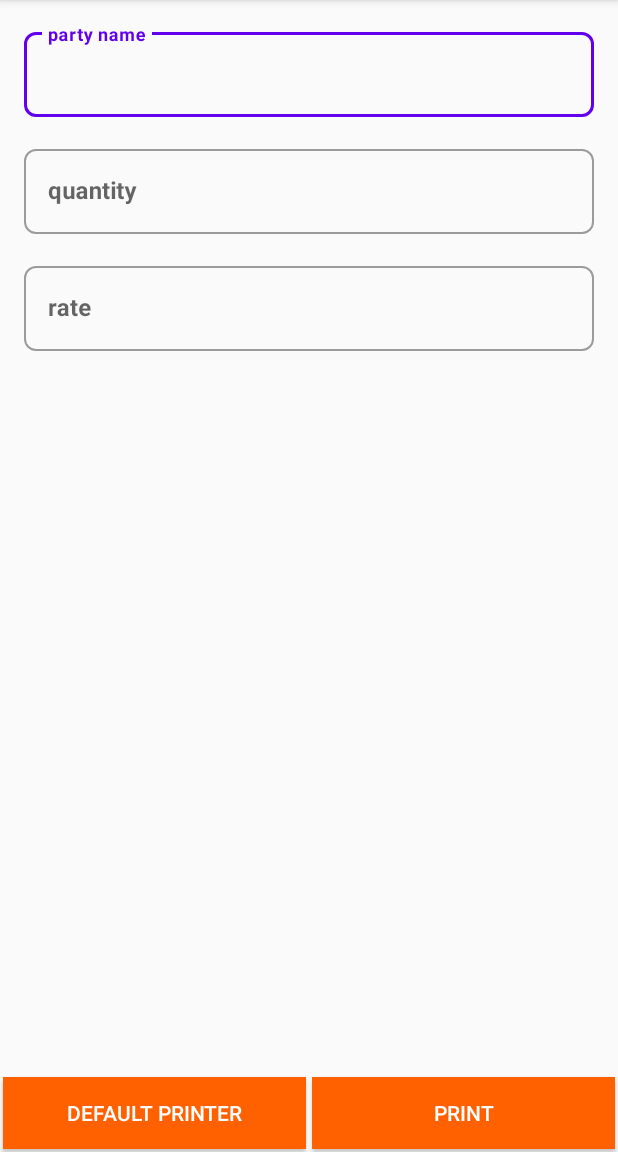
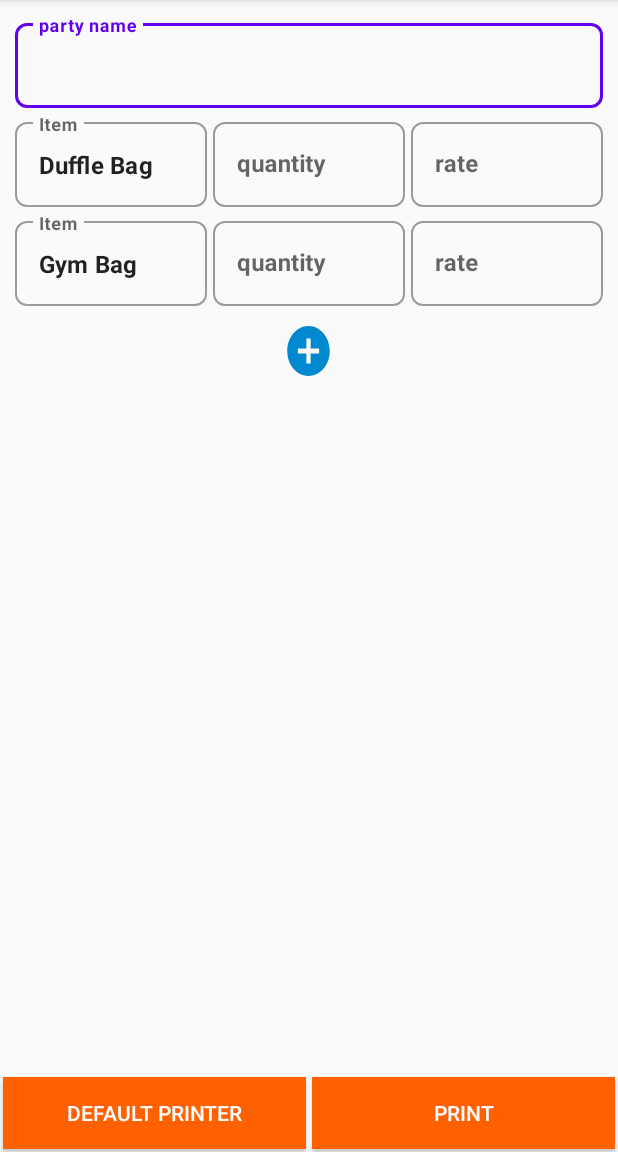
Before and after one commit to userprateek/receiptprinter, an Android app: the screen it shows after launch (MainActivity), after a tap on "PRINT", on a phone screen of 412 x 824 dp, the part 84-1236 px from its top. Run offline under Robolectric (Android 15) with nearby library versions, the phone set to English and light mode, and no system bars; 2 other taps on this screen came first.

Commit message:
format changes for printing

```diff
--- a/app/build.gradle
+++ b/app/build.gradle
@@ -1,7 +1,7 @@
 apply plugin: 'com.android.application'
 
 android {
-    compileSdkVersion 33
+    compileSdkVersion 32
     defaultConfig {
         applicationId "com.locobags.thermalprinter"
         minSdkVersion 16
--- a/app/src/main/java/com/locobags/thermalprinter/MainActivity.java
+++ b/app/src/main/java/com/locobags/thermalprinter/MainActivity.java
@@ -11,7 +11,12 @@ import android.content.SharedPreferences;
 import android.content.pm.PackageManager;
 import android.os.Bundle;
 import android.util.Log;
+import android.view.View;
+import android.widget.ArrayAdapter;
+import android.widget.AutoCompleteTextView;
 import android.widget.Button;
+import android.widget.LinearLayout;
+import android.widget.TextView;
 
 import androidx.annotation.NonNull;
 import androidx.appcompat.app.AppCompatActivity;
@@ -30,9 +35,19 @@ import java.text.SimpleDateFormat;
 import java.util.Date;
 
 public class MainActivity extends AppCompatActivity {
-    private TextInputLayout partyName, til_rate, til_quantity;
+    private TextInputLayout partyName, til_item_name, til_quantity, til_rate;
+    private LinearLayout inputRow1, inputRow2, inputRow3, inputRow4, inputRow5, addRow;
     private Button bluetoothBrowse, bluetoothPrint;
+    private AutoCompleteTextView actvItemName;
+    private TextView tvGrandTotal;
+    private String printString = "";
     private int storedRate;
+    private int visibleRow = 1;
+    int[] total = new int[5];
+    private int grandTotal = 0;
+    private static final String[] ItemTypes = new String[]{
+            "Duffle Bag", "Gym Bag", "Backpack Bag", "Other", "Other"
+    };
 
     @Override
     protected void onCreate(Bundle savedInstanceState) {
@@ -41,18 +56,65 @@ public class MainActivity extends AppCompatActivity {
         SharedPreferences.Editor myEdit = sharedPreferences.edit();
         setContentView(R.layout.activity_main);
         partyName = findViewById(R.id.til_party_name);
-        til_rate = findViewById(R.id.til_rate);
-        til_quantity = findViewById(R.id.til_item);
+
+        inputRow1 = findViewById(R.id.ll_input_row1);
+        inputRow2 = findViewById(R.id.ll_input_row2);
+        inputRow3 = findViewById(R.id.ll_input_row3);
+        inputRow4 = findViewById(R.id.ll_input_row4);
+        inputRow5 = findViewById(R.id.ll_input_row5);
+        addRow = findViewById(R.id.ll_add_row);
+        tvGrandTotal = findViewById(R.id.tv_grand_total);
+        til_item_name = inputRow1.findViewById(R.id.til_item_name);
+        actvItemName = inputRow1.findViewById(R.id.actv_item_name);
+
+        ArrayAdapter<String> adapter = new ArrayAdapter<String>(this,
+                android.R.layout.simple_dropdown_item_1line, ItemTypes);
+        int[] ids = new int[]{R.id.ll_input_row1, R.id.ll_input_row2, R.id.ll_input_row3, R.id.ll_input_row4, R.id.ll_input_row5};
+
+        actvItemName.setAdapter(adapter);
+        actvItemName.setText(ItemTypes[visibleRow - 1]);
+        til_rate = inputRow1.findViewById(R.id.til_rate);
+        til_quantity = inputRow1.findViewById(R.id.til_quantity);
         bluetoothBrowse = this.findViewById(R.id.button_bluetooth_browse);
         bluetoothPrint = findViewById(R.id.button_bluetooth);
-
         bluetoothBrowse.setOnClickListener(view -> browseBluetoothDevice());
         bluetoothPrint.setOnClickListener(view -> {
             if (validateInput()) {
-                printBluetooth();
+                if (til_rate.getEditText().getText().toString() != "") {
                     if (storedRate != Integer.parseInt(til_rate.getEditText().getText().toString())) {
                         myEdit.putInt("rate", Integer.parseInt(til_rate.getEditText().getText().toString()));
                         myEdit.apply();
+                    }
+                }
+                printBluetooth();
+            }
+        });
+        addRow.setOnClickListener(view -> {
+            visibleRow++;
+            actvItemName = findViewById(ids[visibleRow - 1]).findViewById(R.id.actv_item_name);
+            actvItemName.setAdapter(adapter);
+            actvItemName.setText(ItemTypes[visibleRow - 1]);
+            switch (visibleRow) {
+                case 2: {
+                    inputRow2.setVisibility(View.VISIBLE);
+                    break;
+                }
+                case 3: {
+                    inputRow3.setVisibility(View.VISIBLE);
+                    break;
+                }
+                case 4: {
+                    inputRow4.setVisibility(View.VISIBLE);
+                    break;
+                }
+                case 5: {
+                    inputRow5.setVisibility(View.VISIBLE);
+                    addRow.setVisibility(View.GONE);
+                    break;
+                }
+                default: {
+                    addRow.setVisibility(View.GONE);
+                    break;
                 }
             }
         });
@@ -141,6 +203,11 @@ public class MainActivity extends AppCompatActivity {
     }
 
     public boolean validateInput() {
+        int[] ids = new int[]{R.id.ll_input_row1, R.id.ll_input_row2, R.id.ll_input_row3, R.id.ll_input_row4, R.id.ll_input_row5};
+        TextInputLayout til_quantity, til_rate;
+        for (int i = 0; i < visibleRow; i++) {
+            til_quantity = findViewById(ids[i]).findViewById(R.id.til_quantity);
+            til_rate = findViewById(ids[i]).findViewById(R.id.til_rate);
             if (partyName.getEditText().getText().toString().equals("")) {
                 makeText(this, String.format("%s %s", getString(R.string.enter), getString(R.string.party_name)), LENGTH_SHORT).show();
                 return false;
@@ -151,9 +218,39 @@ public class MainActivity extends AppCompatActivity {
                 makeText(this, String.format("%s %s", getString(R.string.enter), getString(R.string.rate)), LENGTH_SHORT).show();
                 return false;
             }
+        }
+
         return true;
     }
 
+    private void calculateGrandTotal() {
+        int[] ids = new int[]{R.id.ll_input_row1, R.id.ll_input_row2, R.id.ll_input_row3, R.id.ll_input_row4, R.id.ll_input_row5};
+        TextInputLayout til_item_name, til_quantity, til_rate;
+        for (int i = 0; i < visibleRow; i++) {
+            til_quantity = findViewById(ids[i]).findViewById(R.id.til_quantity);
+            til_rate = findViewById(ids[i]).findViewById(R.id.til_rate);
+            til_item_name = findViewById(ids[i]).findViewById(R.id.til_item_name);
+
+            total[i] += Integer.parseInt(til_quantity.getEditText().getText().toString()) * Integer.parseInt(til_rate.getEditText().getText().toString());
+            grandTotal += total[i];
+            printString += "[L]<b>" + til_item_name.getEditText().getText() + "</b>[R] " + Integer.parseInt(til_quantity.getEditText().getText().toString()) + " [R] " + Integer.parseInt(til_rate.getEditText().getText().toString()) + "[R] " + total[i] + " \n";
+        }
+    }
+    private void clearFields() {
+        int[] ids = new int[]{R.id.ll_input_row1, R.id.ll_input_row2, R.id.ll_input_row3, R.id.ll_input_row4, R.id.ll_input_row5};
+        TextInputLayout til_quantity;
+        for (int i = 0; i < 5; i++) {
+            til_quantity = findViewById(ids[i]).findViewById(R.id.til_quantity);
+            til_quantity.getEditText().setText("");
+            if (i != 0) {
+                findViewById(ids[i]).setVisibility(View.GONE);
+            }
+            total[i]=0;
+        }
+        visibleRow = 1;
+        grandTotal = 0;
+        printString = "";
+    }
     public void printBluetooth() {
         if (ContextCompat.checkSelfPermission(this, Manifest.permission.BLUETOOTH) != PackageManager.PERMISSION_GRANTED) {
             ActivityCompat.requestPermissions(this, new String[]{Manifest.permission.BLUETOOTH}, MainActivity.PERMISSION_BLUETOOTH);
@@ -174,6 +271,7 @@ public class MainActivity extends AppCompatActivity {
 
                         @Override
                         public void onSuccess(AsyncEscPosPrinter asyncEscPosPrinter) {
+                            clearFields();
                             Log.i("Async.OnPrintFinished", "AsyncEscPosPrint.OnPrintFinished : Print is finished !");
                         }
                     }
@@ -191,20 +289,22 @@ public class MainActivity extends AppCompatActivity {
     @SuppressLint("SimpleDateFormat")
     public AsyncEscPosPrinter getAsyncEscPosPrinter(DeviceConnection printerConnection) {
         SimpleDateFormat format = new SimpleDateFormat("yyyy-MM-dd 'at' HH:mm:ss");
-        int rate = Integer.parseInt(til_rate.getEditText().getText().toString());
-        int quantity = Integer.parseInt(til_quantity.getEditText().getText().toString());
-        int total = rate * quantity;
+        calculateGrandTotal();
         AsyncEscPosPrinter printer = new AsyncEscPosPrinter(printerConnection, 203, 48f, 32);
+
         return printer.addTextToPrint(
                 "[C]<u><font size='big'>LOCOBAGS</font></u>\n" +
                         "[L]\n" +
+//                "[C]<img>" + PrinterTextParserImg.bitmapToHexadecimalString(printer, this.getApplicationContext().getResources().getDrawableForDensity(R.drawable.logo_black_white, DisplayMetrics.DENSITY_MEDIUM)) + "</img>\n" +
+//                        "[L]\n"+
                         "[C]<u type='double'>" + format.format(new Date()) + "</u>\n" +
                         "[C]================================\n" +
-                        "[L]<b>" + partyName.getHint().toString() + "</b>[R]" + partyName.getEditText().getText().toString() + "\n" +
-                        "[L]<b>" + til_quantity.getHint().toString() + "</b>[R]" + quantity + "\n" +
-                        "[L]<b>" + til_rate.getHint().toString() + "</b>[R]" + rate + "\n" +
+                        "[C]<u type='double'>" + partyName.getEditText().getText().toString() + "</u>\n" +
+                        "[L]\n" +
+                        "[L]<b>" + til_item_name.getHint().toString() + "</b>[R]  Qty [R] Rate [R] Total \n" +
+                        printString +
                         "[C]--------------------------------\n" +
-                        "[R]TOTAL  :[R]" + total + "\n"
+                        "[C]Grand Total : ₹" + grandTotal + "\n"
         );
     }
 }
--- a/app/src/main/java/com/locobags/thermalprinter/async/AsyncEscPosPrint.java
+++ b/app/src/main/java/com/locobags/thermalprinter/async/AsyncEscPosPrint.java
@@ -193,8 +193,8 @@ public abstract class AsyncEscPosPrint extends AsyncTask<AsyncEscPosPrinter, Int
     }
 
     public static class PrinterStatus {
-        private AsyncEscPosPrinter asyncEscPosPrinter;
-        private int printerStatus;
+        private final AsyncEscPosPrinter asyncEscPosPrinter;
+        private final int printerStatus;
 
         public PrinterStatus (AsyncEscPosPrinter asyncEscPosPrinter, int printerStatus) {
             this.asyncEscPosPrinter = asyncEscPosPrinter;
--- /dev/null
+++ b/app/src/main/res/drawable/ic_add.xml
@@ -0,0 +1,10 @@
+<?xml version="1.0" encoding="utf-8"?>
+<vector xmlns:android="http://schemas.android.com/apk/res/android"
+    android:width="24dp"
+    android:height="24dp"
+    android:viewportWidth="24"
+    android:viewportHeight="24">
+  <path
+      android:fillColor="#0089CF"
+      android:pathData="M12,2C6.48,2 2,6.48 2,12s4.48,10 10,10 10,-4.48 10,-10S17.52,2 12,2zM17,13h-4v4h-2v-4L7,13v-2h4L11,7h2v4h4v2z"/>
+</vector>
--- a/app/src/main/res/layout/activity_main.xml
+++ b/app/src/main/res/layout/activity_main.xml
@@ -23,7 +23,7 @@
                 style="@style/Widget.MaterialComponents.TextInputLayout.OutlinedBox"
                 android:layout_width="match_parent"
                 android:layout_height="wrap_content"
-                android:layout_margin="@dimen/padding_medium"
+                android:layout_margin="@dimen/padding_x_small"
                 android:hint="@string/party_name"
                 app:boxCornerRadiusBottomEnd="@dimen/padding_medium"
                 app:boxCornerRadiusBottomStart="@dimen/padding_medium"
@@ -38,49 +38,57 @@
                     android:textStyle="bold" />
             </com.google.android.material.textfield.TextInputLayout>
 
-            <com.google.android.material.textfield.TextInputLayout
-                android:id="@+id/til_item"
-                style="@style/Widget.MaterialComponents.TextInputLayout.OutlinedBox"
+            <include
+                android:id="@+id/ll_input_row1"
+                layout="@layout/receipt_item_row"
+                android:layout_width="match_parent"
+                android:layout_height="wrap_content" />
+
+            <include
+                android:id="@+id/ll_input_row2"
+                layout="@layout/receipt_item_row"
+                android:layout_width="match_parent"
+                android:layout_height="wrap_content"
+                android:visibility="gone" />
+
+            <include
+                android:id="@+id/ll_input_row3"
+                layout="@layout/receipt_item_row"
+                android:layout_width="match_parent"
+                android:layout_height="wrap_content"
+                android:visibility="gone" />
+
+            <include
+                android:id="@+id/ll_input_row4"
+                layout="@layout/receipt_item_row"
+                android:layout_width="match_parent"
+                android:layout_height="wrap_content"
+                android:visibility="gone" />
+
+            <include
+                android:id="@+id/ll_input_row5"
+                layout="@layout/receipt_item_row"
+                android:layout_width="match_parent"
+                android:layout_height="wrap_content"
+                android:visibility="gone" />
+
+            <LinearLayout
+                android:id="@+id/ll_add_row"
                 android:layout_width="match_parent"
                 android:layout_height="wrap_content"
                 android:layout_margin="@dimen/padding_medium"
-                android:hint="quantity"
-                app:boxCornerRadiusBottomEnd="@dimen/padding_medium"
-                app:boxCornerRadiusBottomStart="@dimen/padding_medium"
-                app:boxCornerRadiusTopEnd="@dimen/padding_medium"
-                app:boxCornerRadiusTopStart="@dimen/padding_medium">
+                android:gravity="center">
 
-                <com.google.android.material.textfield.TextInputEditText
-                    android:id="@+id/et_item"
-                    android:layout_width="match_parent"
-                    android:layout_height="wrap_content"
-                    android:digits="1234567890"
-                    android:inputType="number"
-                    android:textStyle="bold" />
-            </com.google.android.material.textfield.TextInputLayout>
-
-            <com.google.android.material.textfield.TextInputLayout
-                android:id="@+id/til_rate"
-                style="@style/Widget.MaterialComponents.TextInputLayout.OutlinedBox"
-                android:layout_width="match_parent"
-                android:layout_height="wrap_content"
-                android:layout_margin="@dimen/padding_medium"
-                android:hint="rate"
-                app:boxCornerRadiusBottomEnd="@dimen/padding_medium"
-                app:boxCornerRadiusBottomStart="@dimen/padding_medium"
-                app:boxCornerRadiusTopEnd="@dimen/padding_medium"
-                app:boxCornerRadiusTopStart="@dimen/padding_medium">
-
-                <com.google.android.material.textfield.TextInputEditText
-                    android:id="@+id/et_rate"
-                    android:layout_width="match_parent"
-                    android:layout_height="wrap_content"
-                    android:digits="1234567890"
-                    android:inputType="number"
-                    android:textStyle="bold" />
-            </com.google.android.material.textfield.TextInputLayout>
+                <ImageButton
+                    android:clickable="false"
+                    android:id="@+id/ic_add"
+                    android:layout_width="34dp"
+                    android:layout_height="40dp"
+                    android:background="@drawable/ic_add" />
+            </LinearLayout>
 
             <TextView
+                android:id="@+id/tv_grand_total"
                 android:layout_width="match_parent"
                 android:layout_height="wrap_content"
                 android:layout_margin="@dimen/padding_medium"
@@ -102,21 +110,20 @@
             android:id="@+id/button_bluetooth_browse"
             android:layout_width="0dp"
             android:layout_height="wrap_content"
+            android:layout_margin="@dimen/padding_x_small"
             android:layout_weight="1"
             android:background="@color/colorAccent"
             android:text="@string/default_printer"
-            android:textColor="@color/mdtd_white"
-            android:layout_margin="@dimen/padding_xsmall"
-            />
+            android:textColor="@color/mdtd_white" />
 
         <Button
             android:id="@+id/button_bluetooth"
             android:layout_width="0dp"
             android:layout_height="wrap_content"
+            android:layout_margin="@dimen/padding_x_small"
             android:layout_weight="1"
             android:background="@color/colorAccent"
             android:text="@string/print"
-            android:layout_margin="@dimen/padding_xsmall"
             android:textColor="@color/mdtd_white" />
     </LinearLayout>
 </RelativeLayout>
--- /dev/null
+++ b/app/src/main/res/layout/receipt_item_row.xml
@@ -0,0 +1,83 @@
+<?xml version="1.0" encoding="utf-8"?>
+<LinearLayout xmlns:android="http://schemas.android.com/apk/res/android"
+    xmlns:app="http://schemas.android.com/apk/res-auto"
+    android:layout_width="match_parent"
+    android:layout_height="match_parent"
+    android:orientation="vertical"
+    android:theme="@style/Theme.MaterialComponents.Light">
+
+    <LinearLayout
+        android:layout_width="match_parent"
+        android:layout_height="wrap_content"
+        android:orientation="horizontal"
+        android:weightSum="9">
+
+        <com.google.android.material.textfield.TextInputLayout
+            android:id="@+id/til_item_name"
+            style="@style/Widget.MaterialComponents.TextInputLayout.OutlinedBox.ExposedDropdownMenu"
+            android:layout_width="0dp"
+            android:layout_height="wrap_content"
+            android:layout_margin="@dimen/padding_x_small"
+            android:layout_weight="3"
+            android:hint="@string/item"
+            app:boxCornerRadiusBottomEnd="@dimen/padding_medium"
+            app:boxCornerRadiusBottomStart="@dimen/padding_medium"
+            app:boxCornerRadiusTopEnd="@dimen/padding_medium"
+            app:boxCornerRadiusTopStart="@dimen/padding_medium"
+            app:endIconDrawable="@null"
+            app:endIconMode="none">
+
+            <AutoCompleteTextView
+                android:id="@+id/actv_item_name"
+                android:layout_width="match_parent"
+                android:layout_height="wrap_content"
+                android:inputType="text"
+                android:labelFor="@+id/til_item_name"
+                android:textStyle="bold" />
+        </com.google.android.material.textfield.TextInputLayout>
+
+        <com.google.android.material.textfield.TextInputLayout
+            android:id="@+id/til_quantity"
+            style="@style/Widget.MaterialComponents.TextInputLayout.OutlinedBox"
+            android:layout_width="0dp"
+            android:layout_height="wrap_content"
+            android:layout_margin="@dimen/padding_x_small"
+            android:layout_weight="3"
+            android:hint="quantity"
+            app:boxCornerRadiusBottomEnd="@dimen/padding_medium"
+            app:boxCornerRadiusBottomStart="@dimen/padding_medium"
+            app:boxCornerRadiusTopEnd="@dimen/padding_medium"
+            app:boxCornerRadiusTopStart="@dimen/padding_medium">
+
+            <com.google.android.material.textfield.TextInputEditText
+                android:id="@+id/et_quantity"
+                android:layout_width="match_parent"
+                android:layout_height="wrap_content"
+                android:digits="1234567890"
+                android:inputType="number"
+                android:textStyle="bold" />
+        </com.google.android.material.textfield.TextInputLayout>
+
+        <com.google.android.material.textfield.TextInputLayout
+            android:id="@+id/til_rate"
+            style="@style/Widget.MaterialComponents.TextInputLayout.OutlinedBox"
+            android:layout_width="0dp"
+            android:layout_height="wrap_content"
+            android:layout_margin="@dimen/padding_x_small"
+            android:layout_weight="3"
+            android:hint="rate"
+            app:boxCornerRadiusBottomEnd="@dimen/padding_medium"
+            app:boxCornerRadiusBottomStart="@dimen/padding_medium"
+            app:boxCornerRadiusTopEnd="@dimen/padding_medium"
+            app:boxCornerRadiusTopStart="@dimen/padding_medium">
+
+            <com.google.android.material.textfield.TextInputEditText
+                android:id="@+id/et_rate"
+                android:layout_width="match_parent"
+                android:layout_height="wrap_content"
+                android:digits="1234567890"
+                android:inputType="number"
+                android:textStyle="bold" />
+        </com.google.android.material.textfield.TextInputLayout>
+    </LinearLayout>
+</LinearLayout>
--- a/app/src/main/res/values/dimens.xml
+++ b/app/src/main/res/values/dimens.xml
@@ -1,17 +1,17 @@
 <?xml version="1.0" encoding="utf-8"?>
 <resources>
-    <dimen name="padding_xlarge">24dp</dimen>
+    <dimen name="padding_x_large">24dp</dimen>
     <dimen name="padding_large">16dp</dimen>
     <dimen name="padding_medium_large">12dp</dimen>
     <dimen name="padding_medium">8dp</dimen>
     <dimen name="padding_small">4dp</dimen>
-    <dimen name="padding_xsmall">2dp</dimen>
+    <dimen name="padding_x_small">2dp</dimen>
 
     <dimen name="font_micro">10sp</dimen>
     <dimen name="font_small">12sp</dimen>
     <dimen name="font_medium">14sp</dimen>
     <dimen name="font_large">16sp</dimen>
     <dimen name="font_xlarge">18sp</dimen>
-    <dimen name="font_xxlarge">24sp</dimen>
+    <dimen name="font_xx_large">24sp</dimen>
 
 </resources>
--- a/app/src/main/res/values/strings.xml
+++ b/app/src/main/res/values/strings.xml
@@ -6,5 +6,6 @@
     <string name="rate">Rate</string>
     <string name="enter">Enter</string>
     <string name="quantity">Quantity</string>
+    <string name="item">Item</string>
 
 </resources>
```
Also changed, not shown: app/src/main/res/drawable-mdpi/logo.png, app/src/main/res/drawable-mdpi/logo_black_white.png (added). Lines whose indentation alone changed are shown as unchanged.
